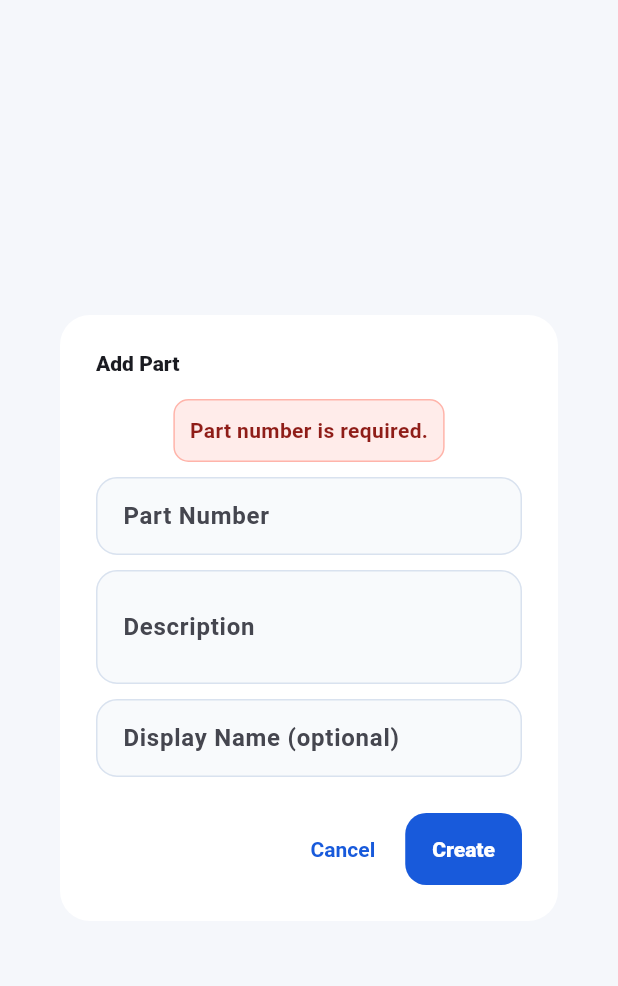
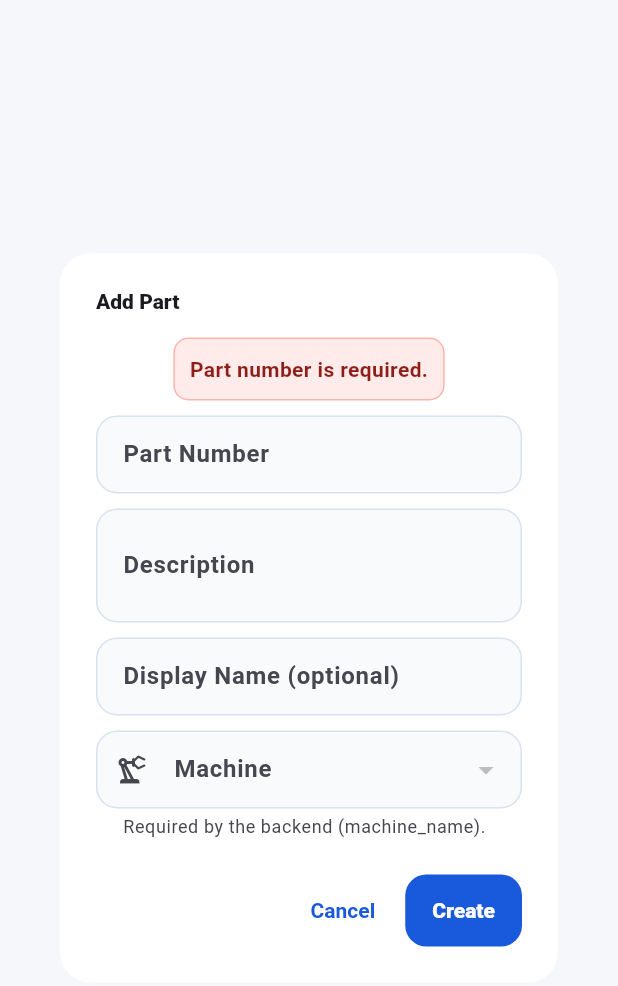
Before and after one commit to ajay-tamhankar/Productivity_frontend, a Flutter app: the _PartDialog widget shown alone on an empty page, opened directly, after a tap on "Create", on a phone screen of 412 x 824 dp. Shown: the top 986 px of the screen. Run offline on Flutter 3.47's test engine with Material 3 defaults, Android fonts, the light colour scheme and no system bars; our stand-ins replace dio, file_picker, fl_chart, flutter_riverpod, go_router, google_fonts and 7 more; missing offline and left inert: dart:html, excel; accounts and stored records are empty; generated files the repository leaves out were written again; network calls fail.

Commit message:
add machine in part section

```diff
--- a/lib/features/dpl/manager/screens/masters/parts_master_screen.dart
+++ b/lib/features/dpl/manager/screens/masters/parts_master_screen.dart
@@ -389,18 +389,19 @@ class _PartCard extends StatelessWidget {
   }
 }
 
-class _PartDialog extends StatefulWidget {
+class _PartDialog extends ConsumerStatefulWidget {
   final DplPart? existing;
   const _PartDialog({this.existing});
 
   @override
-  State<_PartDialog> createState() => _PartDialogState();
+  ConsumerState<_PartDialog> createState() => _PartDialogState();
 }
 
-class _PartDialogState extends State<_PartDialog> {
+class _PartDialogState extends ConsumerState<_PartDialog> {
   late final TextEditingController _pnCtrl;
   late final TextEditingController _descCtrl;
   late final TextEditingController _nameCtrl;
+  String? _machineName;
   bool _isActive = true;
   String? _error;
 
@@ -411,6 +412,7 @@ class _PartDialogState extends State<_PartDialog> {
     _pnCtrl = TextEditingController(text: e?.partNumber ?? '');
     _descCtrl = TextEditingController(text: e?.description ?? '');
     _nameCtrl = TextEditingController(text: e?.name ?? '');
+    _machineName = (e?.machineName ?? '').isEmpty ? null : e!.machineName;
     _isActive = e?.isActive ?? true;
   }
 
@@ -431,17 +433,35 @@ class _PartDialogState extends State<_PartDialog> {
       setState(() => _error = 'Description is required.');
       return;
     }
+    if ((_machineName ?? '').isEmpty) {
+      setState(() => _error = 'Machine is required.');
+      return;
+    }
     Navigator.of(context).pop(DplPart(
       id: widget.existing?.id ?? 0,
       partNumber: _pnCtrl.text.trim(),
       description: _descCtrl.text.trim(),
       name: _nameCtrl.text.trim(),
+      machineName: _machineName!.trim(),
       isActive: _isActive,
     ));
   }
 
   @override
   Widget build(BuildContext context) {
+    final machinesAsync = ref.watch(dplMachinesProvider);
+    final machines = machinesAsync.asData?.value.data ?? const [];
+    final loadingMachines = machinesAsync.isLoading;
+
+    // If the part's stored machine isn't in the active list (e.g. it
+    // was deactivated), keep it visible so the user doesn't lose the
+    // existing selection on edit.
+    final names = <String>{
+      for (final m in machines) m.name,
+      if (_machineName != null && _machineName!.isNotEmpty) _machineName!,
+    }.toList()
+      ..sort();
+
     return AlertDialog(
       title: Text(widget.existing == null ? 'Add Part' : 'Edit Description'),
       content: SizedBox(
@@ -481,8 +501,28 @@ class _PartDialogState extends State<_PartDialog> {
               const SizedBox(height: 10),
               TextField(
                 controller: _nameCtrl,
-                decoration:
-                    const InputDecoration(labelText: 'Display Name (optional)'),
+                decoration: const InputDecoration(
+                  labelText: 'Display Name (optional)',
+                ),
+              ),
+              const SizedBox(height: 10),
+              DropdownButtonFormField<String>(
+                initialValue: _machineName,
+                isExpanded: true,
+                decoration: InputDecoration(
+                  labelText: 'Machine',
+                  prefixIcon: const Icon(Icons.precision_manufacturing_outlined),
+                  helperText: loadingMachines
+                      ? 'Loading machines…'
+                      : 'Required by the backend (machine_name).',
+                ),
+                items: [
+                  for (final n in names)
+                    DropdownMenuItem<String>(value: n, child: Text(n)),
+                ],
+                onChanged: loadingMachines
+                    ? null
+                    : (v) => setState(() => _machineName = v),
               ),
               if (widget.existing != null)
                 SwitchListTile.adaptive(
```
